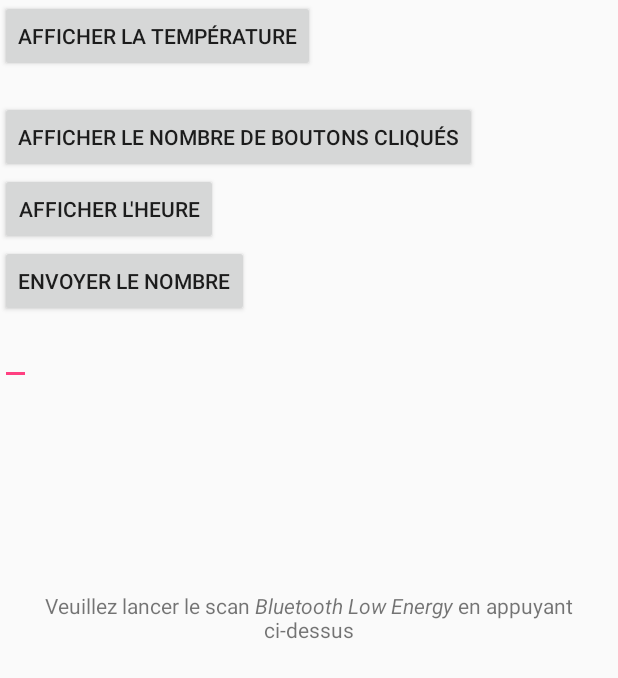
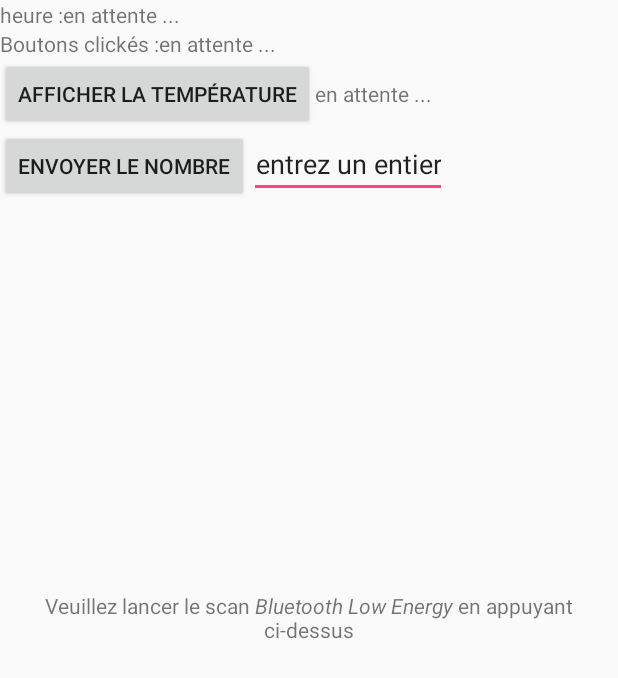
Before and after one commit to joshuaGomesDaCosta/SYM_Labo4, an Android app: the layout activity_ble.xml on its own in the app's theme, with its tools: preview values and no code run, on a phone screen of 412 x 824 dp. Shown: the top 678 px of the screen. Run offline under Robolectric (Android 15) with nearby library versions, the phone set to English and light mode, and no system bars.

Commit message:
correction bug date et bug temperature

```diff
--- a/app/src/main/res/layout/activity_ble.xml
+++ b/app/src/main/res/layout/activity_ble.xml
@@ -19,40 +19,70 @@
 
             <!-- TODO vous placerez dans ce layout toutes les vues nécessaire aux intéractions avec le périphérique BLE -->
 
-
-            <Button
-                android:id="@+id/btn_get_temperature"
-                android:text="@string/btn_temperature"
+            <LinearLayout
+                android:layout_width="match_parent"
+                android:layout_height="wrap_content"
+                android:orientation="horizontal">
+                <TextView
+                    android:id="@+id/text_label_current_time"
+                    android:text="@string/text_label_current_tim"
                     android:layout_width="wrap_content"
                     android:layout_height="wrap_content"
                     android:layout_centerInParent="true"
                     android:gravity="center" />
-
                 <TextView
-                android:id="@+id/text_temperature"
+                    android:id="@+id/text_current_time"
+                    android:text="@string/waiting_data"
                     android:layout_width="wrap_content"
                     android:layout_height="wrap_content"
                     android:layout_centerInParent="true"
                     android:gravity="center" />
+             </LinearLayout>
 
-
-            <Button
-                android:id="@+id/btn_nb_clicked"
-                android:text="@string/btn_nb_clicked"
+            <LinearLayout
+                android:layout_width="match_parent"
+                android:layout_height="wrap_content"
+                android:orientation="horizontal">
+                <TextView
+                    android:id="@+id/text_label_nbBtnClicked"
+                    android:text="@string/text_label_label_nbBtnClicked"
                     android:layout_width="wrap_content"
                     android:layout_height="wrap_content"
                     android:layout_centerInParent="true"
                     android:gravity="center" />
-
-
-            <Button
-                android:id="@+id/btn_get_time"
-                android:text="@string/btn_time"
+                <TextView
+                    android:id="@+id/text_nbBtnClicked"
+                    android:text="@string/waiting_data"
                     android:layout_width="wrap_content"
                     android:layout_height="wrap_content"
                     android:layout_centerInParent="true"
                     android:gravity="center" />
+            </LinearLayout>
 
+            <LinearLayout
+                android:layout_width="match_parent"
+                android:layout_height="wrap_content"
+                android:orientation="horizontal">
+                <Button
+                    android:id="@+id/btn_get_temperature"
+                    android:text="@string/btn_get_temperature"
+                    android:layout_width="wrap_content"
+                    android:layout_height="wrap_content"
+                    android:layout_centerInParent="true"
+                    android:gravity="center" />
+                <TextView
+                    android:id="@+id/text_temperature"
+                    android:text="@string/waiting_data"
+                    android:layout_width="wrap_content"
+                    android:layout_height="wrap_content"
+                    android:layout_centerInParent="true"
+                    android:gravity="center" />
+            </LinearLayout>
+
+            <LinearLayout
+                android:layout_width="match_parent"
+                android:layout_height="wrap_content"
+                android:orientation="horizontal">
                 <Button
                     android:id="@+id/btn_integer"
                     android:text="@string/btn_integer"
@@ -63,12 +93,13 @@
 
                 <EditText
                     android:id="@+id/edit_integer"
+                    android:text="@string/edit_integer"
                     android:layout_width="wrap_content"
                     android:layout_height="wrap_content"
                     android:layout_centerInParent="true"
                     android:gravity="center" />
             </LinearLayout>
-
+        </LinearLayout>
     </ScrollView>
 
     <RelativeLayout
--- a/app/src/main/res/values/strings.xml
+++ b/app/src/main/res/values/strings.xml
@@ -18,10 +18,12 @@
     <string name="ble_sendvalue_title">Envoi de valeur</string>
     <string name="ble_sendvalue_send">Send</string>
 
-    <string name="btn_temperature">afficher la température</string>
-    <string name="btn_nb_clicked">afficher le nombre de boutons cliqués</string>
+    <string name="btn_get_temperature">afficher la température</string>
     <string name="btn_integer">envoyer le nombre</string>
-    <string name="btn_time">afficher l\'heure</string>
-    <string name="btn_update_time">Mettre à jour l\'heure</string>
+    <string name="edit_integer">entrez un entier</string>
+
+    <string name="waiting_data">en attente ...</string>
+    <string name="text_label_current_tim">heure :</string>
+    <string name="text_label_label_nbBtnClicked">Boutons clickés :</string>
 
 </resources>
```
Also changed, not shown: app/src/main/java/ch/heigvd/iict/sym_labo4/BleActivity.java (+28 -18 lines), app/src/main/java/ch/heigvd/iict/sym_labo4/viewmodels/BleOperationsViewModel.java (+35 -49 lines). Lines whose indentation alone changed are shown as unchanged.
